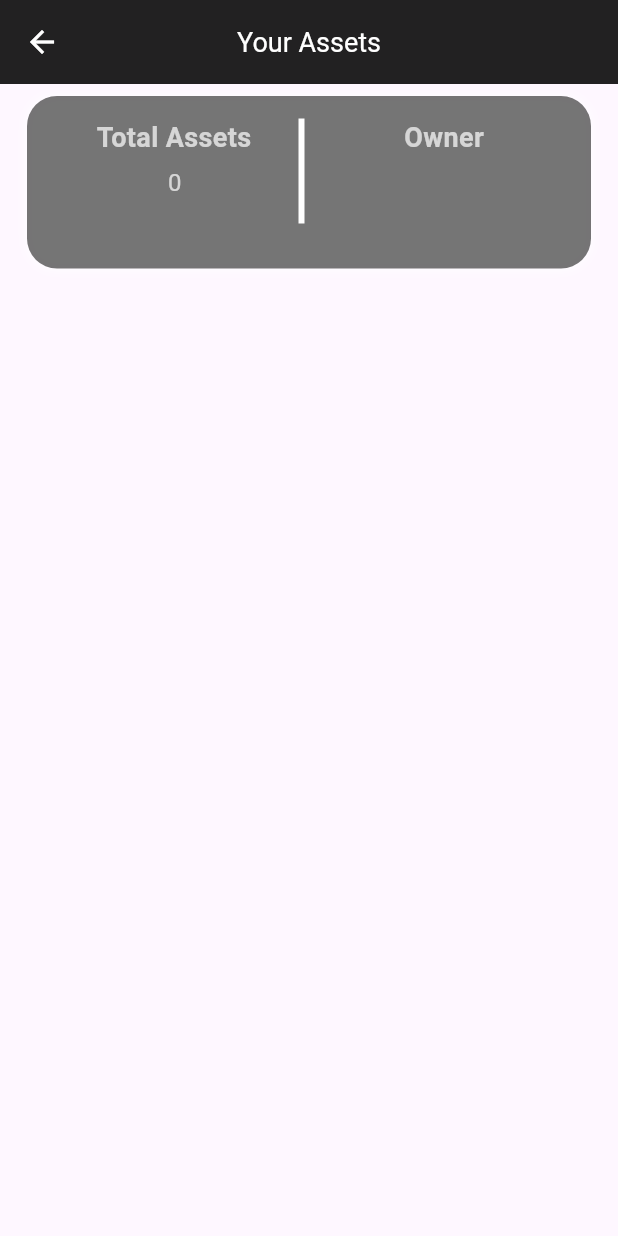
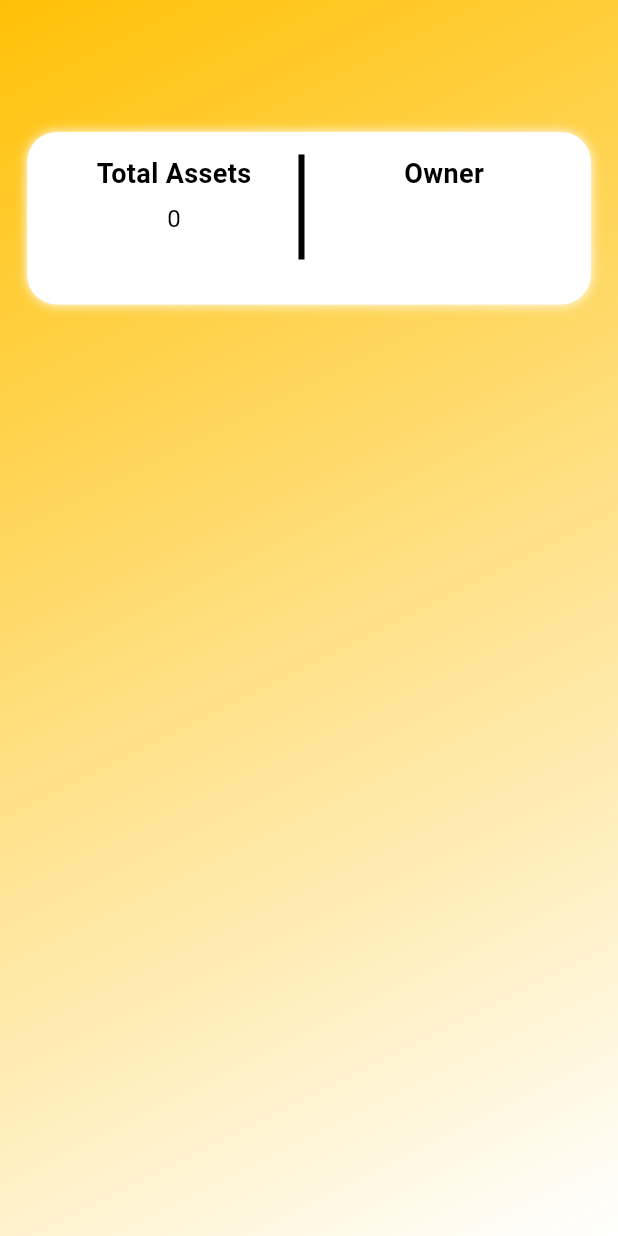
Before and after one commit to Mr-Deee/dossier, a Flutter app: the ViewAsset screen opened directly, on a phone screen of 412 x 824 dp. Run offline on Flutter 3.47's test engine with Material 3 defaults, Android fonts, the light colour scheme and no system bars; our stand-ins replace email_validator, firebase_auth, firebase_core, firebase_database, firebase_storage, fluttertoast and 2 more; accounts and stored records are empty.

Commit message:
view Assets added

```diff
--- a/lib/pages/viewasset.dart
+++ b/lib/pages/viewasset.dart
@@ -51,7 +51,7 @@ class _ViewAssetState extends State<ViewAsset> {
         }).toList();
 
         // Count the total number of assets
-        totalAssets = allAssets.length;
+        // totalAssets = allAssets.length;
         print('Total assets: $totalAssets');
 
         // Call filterAssets to filter by the current user
@@ -82,6 +82,7 @@ class _ViewAssetState extends State<ViewAsset> {
     // Update the state to refresh UI with filtered results
     setState(() {
       filteredAssets = updatedFilteredAssets;
+      totalAssets=updatedFilteredAssets.length;
     });
   }
 
@@ -94,29 +95,32 @@ class _ViewAssetState extends State<ViewAsset> {
     FirebaseDatabase.instance.ref().child('Assets');
 
     return Scaffold(
-      appBar: AppBar(
-        title: Text(
-          'Your Assets',
-          style: TextStyle(color: Colors.white, fontSize: 18),
-        ),
-        centerTitle: true,
-        backgroundColor: Colors.black87,
-        leading: IconButton(
-          icon: Icon(Icons.arrow_back, color: Colors.white),
-          onPressed: () {
-            Navigator.of(context).pop();
-          },
-        ),
-      ),
-      body: Column(
+
+      // appBar: AppBar(
+      //   title: Text(
+      //     'Your Assets',
+      //     style: TextStyle(color: Colors.white, fontSize: 18),
+      //   ),
+      //   centerTitle: true,
+      //   backgroundColor: Colors.black87,
+      //   leading: IconButton(
+      //     icon: Icon(Icons.arrow_back, color: Colors.white),
+      //     onPressed: () {
+      //       Navigator.of(context).pop();
+      //     },
+      //   ),
+      // ),
+      body: CustomPaint(
+        painter: GradientBackgroundPainter(),
+        child: Column(
           children: [
-          SizedBox(height: 8),
+            SizedBox(height: 88),
             Padding(
               padding: const EdgeInsets.symmetric(horizontal: 18.0),
               child: Container(
                 height: 115,
                 decoration: BoxDecoration(
-                color: Colors.black54,
+                  color: Colors.white,
                   borderRadius: BorderRadius.circular(20),
                   boxShadow: [BoxShadow(color: Colors.white, blurRadius: 6)],
                 ),
@@ -124,9 +128,9 @@ class _ViewAssetState extends State<ViewAsset> {
                   padding: const EdgeInsets.all(15.0),
                   child: Row(
                     mainAxisAlignment: MainAxisAlignment.spaceBetween,
-                  crossAxisAlignment: CrossAxisAlignment.start, // Aligns text at the top
+                    crossAxisAlignment: CrossAxisAlignment.start,
                     children: [
-                    // Total Assets section
+                      // Total Assets Section
                       Expanded(
                         child: Column(
                           crossAxisAlignment: CrossAxisAlignment.start,
@@ -134,17 +138,18 @@ class _ViewAssetState extends State<ViewAsset> {
                             Center(
                               child: Text(
                                 "Total Assets",
-                              style: TextStyle(color: Colors.white70, fontSize: 18, fontWeight: FontWeight.bold),
+                                style: TextStyle(
+                                  color: Colors.black,
+                                  fontSize: 18,
+                                  fontWeight: FontWeight.bold,
+                                ),
                               ),
                             ),
                             SizedBox(height: 5),
-                          Padding(
-                            padding: const EdgeInsets.only(left:1.0),
-                            child: Center(
+                            Center(
                               child: Text(
                                 "${totalAssets}",
-                                style: TextStyle(color: Colors.white70, fontSize: 16),
-                              ),
+                                style: TextStyle(color: Colors.black, fontSize: 16),
                               ),
                             ),
                           ],
@@ -152,40 +157,12 @@ class _ViewAssetState extends State<ViewAsset> {
                       ),
                       // Vertical Divider
                       Container(
-                      width: 4, // Thickness of the vertical line
-                      height: 70, // Height of the vertical line
-
-                      color: Colors.white, // Line color
+                        width: 4,
+                        height: 70,
+                        color: Colors.black,
                       ),
-                    SizedBox(width: 10), // Add space between sections
-
-                    // Categories section
-                    // Expanded(
-                    //   child: Column(
-                    //     crossAxisAlignment: CrossAxisAlignment.start,
-                    //     children: [
-                    //       Text(
-                    //         "Categories",
-                    //         style: TextStyle(color: Colors.white70, fontSize: 18, fontWeight: FontWeight.bold),
-                    //
-                    //       ),
-                    //       SizedBox(height: 5),
-                    //       Text(
-                    //         assetProvider?.AssetType ?? "N/A",
-                    //         style: TextStyle(color: Colors.white70, fontSize: 16),
-                    //       ),
-                    //     ],
-                    //   ),
-                    // ),
-                    // Vertical Divider
-                    // Container(
-                    //   width: 1,
-                    //   height: 40,
-                    //   color: Colors.white24,
-                    // ),
-                    // SizedBox(width: 10),
-
-                    // Username section
+                      SizedBox(width: 10),
+                      // Owner Section
                       Expanded(
                         child: Column(
                           crossAxisAlignment: CrossAxisAlignment.start,
@@ -193,14 +170,18 @@ class _ViewAssetState extends State<ViewAsset> {
                             Center(
                               child: Text(
                                 "Owner",
-                              style: TextStyle(color: Colors.white70, fontSize: 18, fontWeight: FontWeight.bold),
+                                style: TextStyle(
+                                  color: Colors.black,
+                                  fontSize: 18,
+                                  fontWeight: FontWeight.bold,
+                                ),
                               ),
                             ),
                             SizedBox(height: 5),
                             Center(
                               child: Text(
                                 clientProvider?.username ?? "",
-                              style: TextStyle(color: Colors.white70, fontSize: 16),
+                                style: TextStyle(color: Colors.black, fontSize: 16),
                               ),
                             ),
                           ],
@@ -209,18 +190,17 @@ class _ViewAssetState extends State<ViewAsset> {
                     ],
                   ),
                 ),
-
                 width: MediaQuery.of(context).size.width,
               ),
             ),
+            // StreamBuilder Section
             Expanded(
               child: StreamBuilder(
                 stream: _databaseReference
                     .orderByChild('CurrentUser')
                     .equalTo(firebaseUser?.uid)
                     .onValue,
-              builder: (BuildContext context,
-                  AsyncSnapshot<DatabaseEvent> snapshot) {
+                builder: (BuildContext context, AsyncSnapshot<DatabaseEvent> snapshot) {
                   if (snapshot.connectionState == ConnectionState.waiting) {
                     return Center(
                       child: CircularProgressIndicator(),
@@ -236,7 +216,8 @@ class _ViewAssetState extends State<ViewAsset> {
                     Map<dynamic, dynamic>? map =
                     snapshot.data!.snapshot.value as Map<dynamic, dynamic>?;
                     map!.forEach((key, value) {
-                    myassets asset = myassets.fromMap(value.cast<String, dynamic>(),key);
+                      myassets asset =
+                      myassets.fromMap(value.cast<String, dynamic>(), key);
                       filteredAssets.add(asset);
                     });
                   }
@@ -258,7 +239,7 @@ class _ViewAssetState extends State<ViewAsset> {
                         },
                         child: Padding(
                           padding: const EdgeInsets.symmetric(
-                            vertical: 10.0, horizontal: 17),
+                              vertical: 10.0, horizontal: 13),
                           child: Container(
                             height: 110,
                             decoration: BoxDecoration(
@@ -291,10 +272,8 @@ class _ViewAssetState extends State<ViewAsset> {
                                   SizedBox(width: 10),
                                   Expanded(
                                     child: Column(
-                                    crossAxisAlignment:
-                                    CrossAxisAlignment.start,
-                                    mainAxisAlignment:
-                                    MainAxisAlignment.spaceAround,
+                                      crossAxisAlignment: CrossAxisAlignment.start,
+                                      mainAxisAlignment: MainAxisAlignment.spaceAround,
                                       children: [
                                         Text(
                                           asset.AssetName ?? '',
@@ -327,13 +306,35 @@ class _ViewAssetState extends State<ViewAsset> {
             ),
           ],
         ),
+      ),
     );
   }
 }
 
 
+class GradientBackgroundPainter extends CustomPainter {
+  @override
+  void paint(Canvas canvas, Size size) {
+    final paint = Paint()
+      ..shader = LinearGradient(
+        colors: [
+          Colors.amber,
+          Colors.white,
+          // Colors.white,
+        ],
+        begin: Alignment.topLeft,
+        end: Alignment.bottomRight,
+      ).createShader(Rect.fromLTWH(0, 0, size.width, size.height));
 
+    // Draw the gradient background
+    canvas.drawRect(Rect.fromLTWH(0, 0, size.width, size.height), paint);
+  }
 
+  @override
+  bool shouldRepaint(covariant CustomPainter oldDelegate) {
+    return false;
+  }
+}
 
 class AssetDetailsScreen extends StatelessWidget {
   final myassets asset;
```
Also changed, not shown: lib/pages/About.dart (+19 -16 lines). Lines whose indentation alone changed are shown as unchanged.
